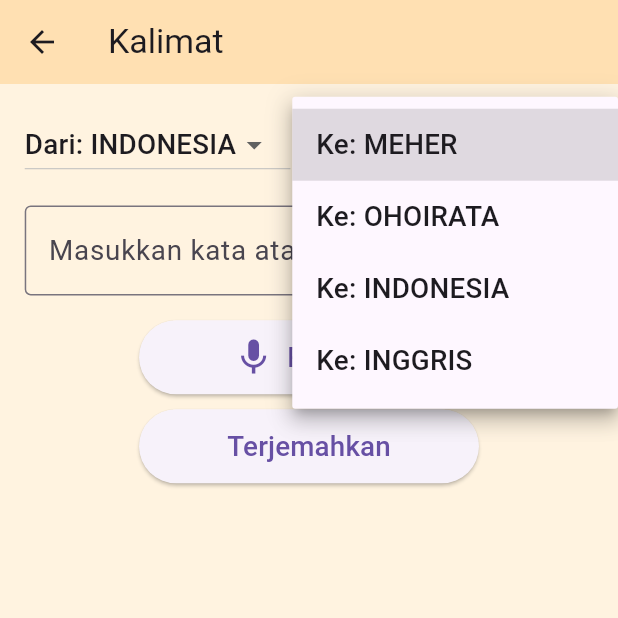
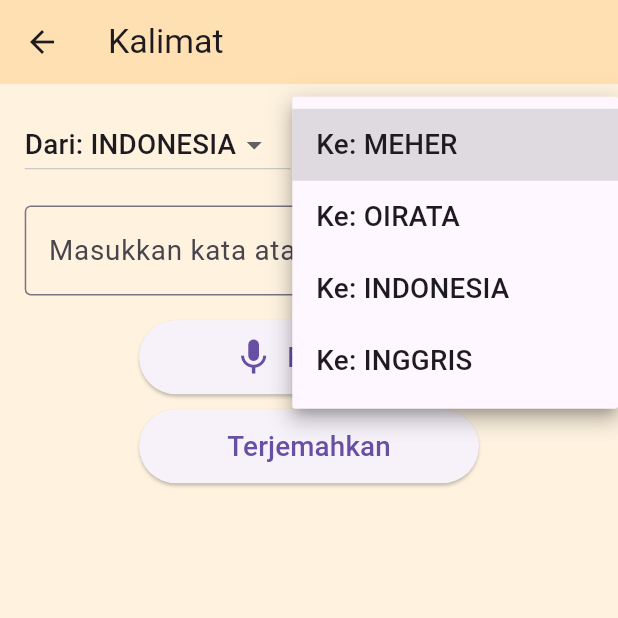
Before and after one commit to davidwaas/kamus_app, a Flutter app: the kalimatPage screen opened directly, after a tap on an icon or button, on a phone screen of 412 x 824 dp, the top half of it. Run offline on Flutter 3.47's test engine with Material 3 defaults, Android fonts, the phone set to English and light mode, and no system bars; our stand-ins replace audioplayers, dropdown_button2, flutter_tts, google_fonts, speech_to_text, sqflite; accounts and stored records are empty.

Commit message:
modified:   lib/database_helper.dart     modified:   lib/kalimatPage.dart     modified:   lib/kosakataPage.dart     modified:   lib/percakapanPage.dart

```diff
--- a/lib/database_helper.dart
+++ b/lib/database_helper.dart
@@ -16,34 +16,89 @@ class DatabaseHelper {
     final dbPath = await getDatabasesPath();
     final path = join(dbPath, 'kamus.sqlite');
 
-    return await openDatabase(
-      path,
-      version: 1,
-      onCreate: (db, version) async {
+    return await openDatabase(path, version: 1, onCreate: _onCreate);
+  }
+
+  Future<void> _onCreate(Database db, int version) async {
     await db.execute('''
-          CREATE TABLE words (
+      CREATE TABLE words(
         id INTEGER PRIMARY KEY AUTOINCREMENT,
         meher TEXT,
-            ohoirata TEXT,
+        oirata TEXT,
         indonesia TEXT,
-            inggris TEXT,
-            UNIQUE(meher, ohoirata, indonesia, inggris) ON CONFLICT IGNORE
+        inggris TEXT
       )
     ''');
-      },
-    );
+
+    // Insert sample data hanya sekali saat database dibuat
+    await db.insert('words', {
+      'meher': "maya'u",
+      'oirata': 'ante',
+      'indonesia': 'saya',
+      'inggris': 'I',
+    });
+    await db.insert('words', {
+      'meher': "ma'ak",
+      'oirata': "me'de",
+      'indonesia': 'makan',
+      'inggris': 'eat',
+    });
+
+    await db.insert('words', {
+      'meher': "namkuru",
+      'oirata': "ta'ya",
+      'indonesia': 'tidur',
+      'inggris': 'sleep',
+    });
+    await db.insert('words', {
+      'meher': "kirna",
+      'oirata': "hala",
+      'indonesia': 'kebun',
+      'inggris': 'garden',
+    });
+    await db.insert('words', {
+      'meher': "pipi",
+      'oirata': "hihiyotowa",
+      'indonesia': 'kambing',
+      'inggris': 'goat',
+    });
+    await db.insert('words', {
+      'meher': "kaleuk",
+      'oirata': "dthele",
+      'indonesia': 'jagung',
+      'inggris': 'corn',
+    });
+    await db.insert('words', {
+      'meher': "kalla",
+      'oirata': "iyar",
+      'indonesia': 'jalan',
+      'inggris': 'road',
+    });
+    await db.insert('words', {
+      'meher': "i'in",
+      'oirata': "ahi",
+      'indonesia': 'ikan',
+      'inggris': 'fish',
+    });
+    await db.insert('words', {
+      'meher': "inhoi",
+      'oirata': "uman",
+      'indonesia': 'siapa',
+      'inggris': 'who',
+    });
+    // ...tambahkan data lain sesuai kebutuhan...
   }
 
   Future<void> insertWordMultiLang({
     required String meher,
-    required String ohoirata,
+    required String oirata,
     required String indonesia,
     required String inggris,
   }) async {
     final db = await database;
     await db.insert('words', {
       'meher': meher,
-      'ohoirata': ohoirata,
+      'oirata': oirata,
       'indonesia': indonesia,
       'inggris': inggris,
     }, conflictAlgorithm: ConflictAlgorithm.ignore);
--- a/lib/kalimatPage.dart
+++ b/lib/kalimatPage.dart
@@ -16,17 +16,15 @@ class _kalimatPageState extends State<kalimatPage> {
   String _spokenText = '';
   late final DatabaseHelper db;
 
-  List<String> languages = ['meher', 'ohoirata', 'indonesia', 'inggris'];
+  List<String> languages = ['meher', 'oirata', 'indonesia', 'inggris'];
   String _sourceLang = 'indonesia'; // bahasa asal
   String _targetLang = 'meher'; // bahasa tujuan
 
   @override
   void initState() {
     super.initState();
-    _insertSampleData();
     _speech = stt.SpeechToText();
     db = DatabaseHelper();
-    _insertSampleData();
   }
 
   void _startListening() async {
@@ -74,70 +72,6 @@ class _kalimatPageState extends State<kalimatPage> {
 
   final TextEditingController _controller = TextEditingController();
   String? _result;
-
-  void _insertSampleData() async {
-    final db = DatabaseHelper();
-    final existing = await db.searchByLanguage(
-      keyword: _spokenText,
-      language: _sourceLang,
-    );
-    if (existing.isNotEmpty) return; // Skip jika sudah ada data
-    await db.insertWordMultiLang(
-      meher: "maya'u",
-      ohoirata: 'ante',
-      indonesia: 'saya',
-      inggris: 'I',
-    );
-    await db.insertWordMultiLang(
-      meher: "ma'ak",
-      ohoirata: "me'de",
-      indonesia: 'makan',
-      inggris: 'eat',
-    );
-    await db.insertWordMultiLang(
-      meher: "namkuru",
-      ohoirata: "ta'ya",
-      indonesia: 'tidur',
-      inggris: 'sleep',
-    );
-    await db.insertWordMultiLang(
-      meher: "kirna",
-      ohoirata: "hala",
-      indonesia: 'kebun',
-      inggris: 'garden',
-    );
-    await db.insertWordMultiLang(
-      meher: "pipi",
-      ohoirata: "hihiyotowa",
-      indonesia: 'kambing',
-      inggris: 'goat',
-    );
-    await db.insertWordMultiLang(
-      meher: "kaleuk",
-      ohoirata: "dthele",
-      indonesia: 'jagung',
-      inggris: 'corn',
-    );
-    await db.insertWordMultiLang(
-      meher: "kalla",
-      ohoirata: "iyar",
-      indonesia: 'jalan',
-      inggris: 'road',
-    );
-    await db.insertWordMultiLang(
-      meher: "i'in",
-      ohoirata: "ahi",
-      indonesia: 'ikan',
-      inggris: 'fish',
-    );
-    await db.insertWordMultiLang(
-      meher: "inhoi",
-      ohoirata: "uman",
-      indonesia: 'siapa',
-      inggris: 'who',
-    );
-  }
-
   String _combineTokens(List<String> tokens) {
     final buffer = StringBuffer();
     for (int i = 0; i < tokens.length; i++) {
--- a/lib/kosakataPage.dart
+++ b/lib/kosakataPage.dart
@@ -112,7 +112,7 @@ class _kosakataPageState extends State<kosakataPage> {
                   return ListTile(
                     title: Text(word['indonesia']),
                     subtitle: Text(
-                      'Inggris: ${word['inggris']} | Meher: ${word['meher']} | Ohoirata: ${word['ohoirata']}',
+                      'Inggris: ${word['inggris']} | Meher: ${word['meher']} | oirata: ${word['oirata']}',
                     ),
                   );
                 },
--- a/lib/percakapanPage.dart
+++ b/lib/percakapanPage.dart
@@ -17,7 +17,7 @@ class _percakapanPageState extends State<percakapanPage> {
   bool _isListening = false;
   String _translatedText = "Hasil Terjemahan";
 
-  final List<String> languages = ['meher', 'ohoirata', 'indonesia', 'inggris'];
+  final List<String> languages = ['meher', 'oirata', 'indonesia', 'inggris'];
   String sourceLang = 'indonesia';
   String targetLang = 'meher';
 
```
Lines whose indentation alone changed are shown as unchanged.
